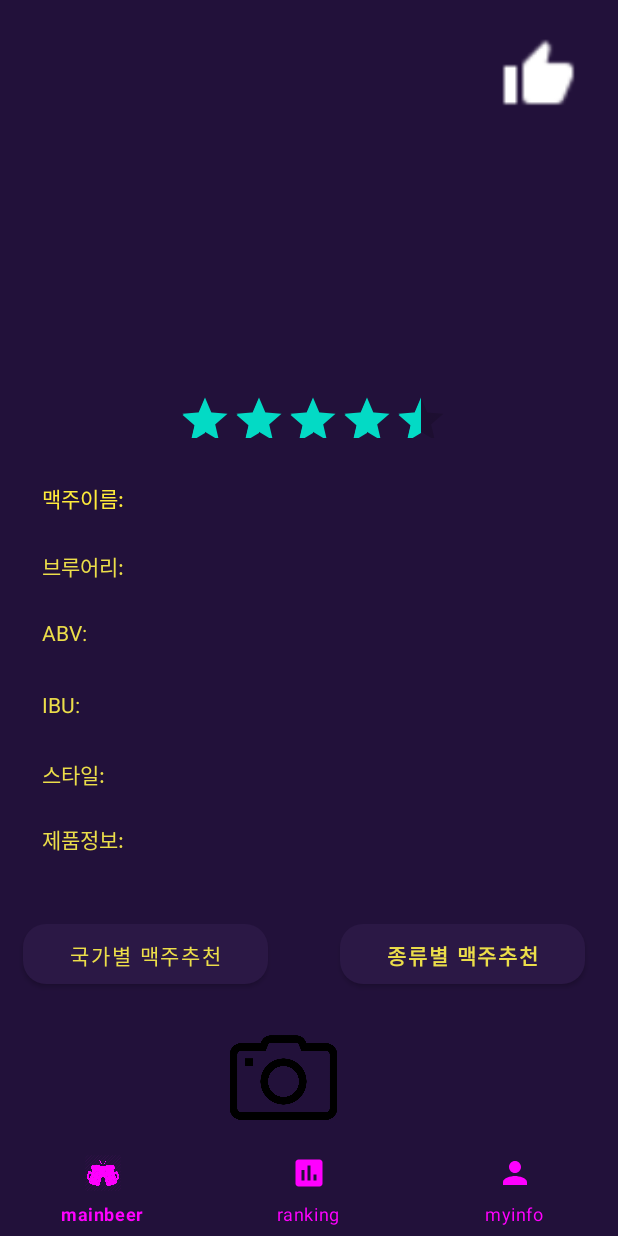
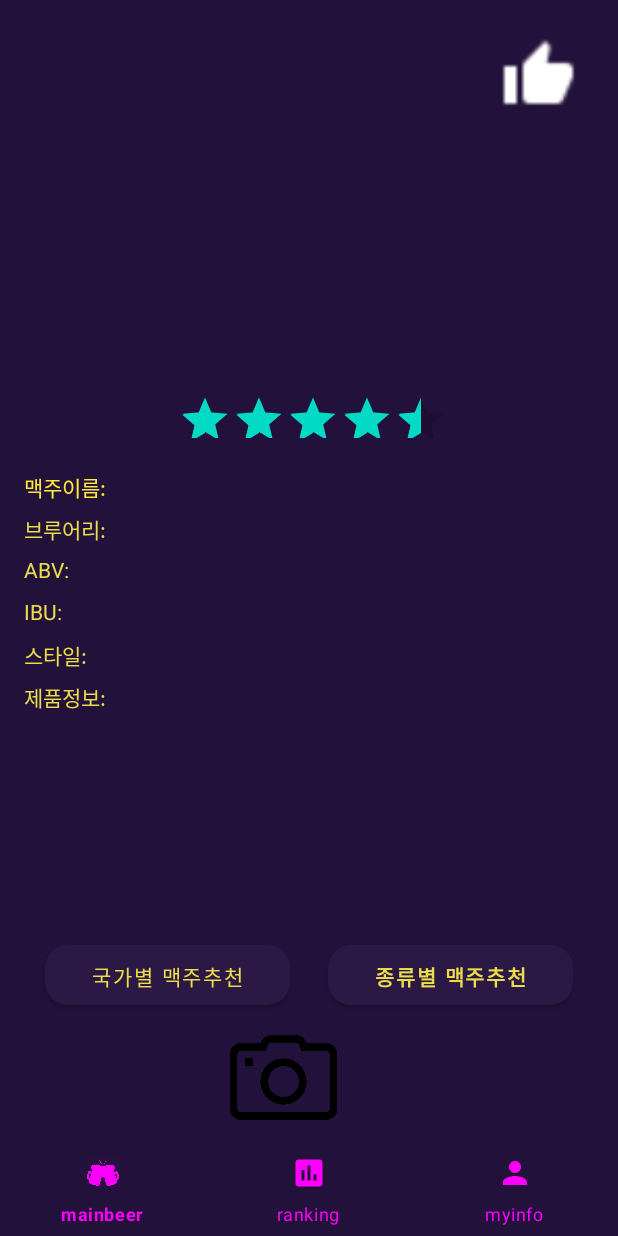
Before and after one commit to JudasKiss/Be_a_Beer, an Android app: the RecommendBeer screen opened directly, with no data from a screen before it, on a phone screen of 412 x 824 dp. Run offline under Robolectric (Android 15) with nearby library versions, the phone set to English and light mode, and no system bars; our stand-ins replace Firebase (no records; nobody signed in at launch, a user with empty details on screens opened directly), Picasso; pictures from the network do not load.

Commit message:
간단한거

```diff
--- a/app/src/main/res/layout/activity_ranking.xml
+++ b/app/src/main/res/layout/activity_ranking.xml
@@ -34,9 +34,9 @@
 
                 <TextView
                     android:id="@+id/textView4"
-                    android:layout_width="207dp"
+                    android:layout_width="297dp"
                     android:layout_height="40dp"
-                    android:text="지난주 TOP 10"
+                    android:text="최고의 맥주 TOP 10"
                     android:textColor="@color/yellow"
                     android:textSize="30sp"
                     app:layout_constraintBottom_toBottomOf="parent"
--- a/app/src/main/res/layout/activity_recommend_beer.xml
+++ b/app/src/main/res/layout/activity_recommend_beer.xml
@@ -87,16 +87,11 @@
                 android:id="@+id/beerTitleText"
                 android:layout_width="250dp"
                 android:layout_height="20dp"
-                android:layout_marginStart="16dp"
-                android:layout_marginLeft="16dp"
-                android:layout_marginTop="2dp"
-                android:layout_marginEnd="54dp"
-                android:layout_marginRight="54dp"
-                android:layout_marginBottom="4dp"
+                android:layout_marginStart="28dp"
+                android:layout_marginLeft="28dp"
+                android:layout_marginTop="14dp"
                 android:text=""
                 android:textColor="#FFEB3B"
-                app:layout_constraintBottom_toTopOf="@+id/beerCompanyText"
-                app:layout_constraintEnd_toEndOf="parent"
                 app:layout_constraintStart_toEndOf="@+id/beerTitle"
                 app:layout_constraintTop_toTopOf="parent" />
 
@@ -104,17 +99,12 @@
                 android:id="@+id/beerStyle"
                 android:layout_width="80dp"
                 android:layout_height="20dp"
-                android:layout_marginStart="60dp"
-                android:layout_marginLeft="60dp"
-                android:layout_marginTop="4dp"
-                android:layout_marginEnd="16dp"
-                android:layout_marginRight="16dp"
-                android:layout_marginBottom="2dp"
+                android:layout_marginStart="16dp"
+                android:layout_marginLeft="16dp"
+                android:layout_marginTop="8dp"
                 android:text="스타일:"
                 android:textColor="@color/yellow"
                 android:textColorHighlight="#FF9800"
-                app:layout_constraintBottom_toTopOf="@+id/beerInfo"
-                app:layout_constraintEnd_toStartOf="@+id/beerStyleText"
                 app:layout_constraintStart_toStartOf="parent"
                 app:layout_constraintTop_toBottomOf="@+id/beerIBU" />
 
@@ -122,17 +112,12 @@
                 android:id="@+id/beerCompany"
                 android:layout_width="80dp"
                 android:layout_height="20dp"
-                android:layout_marginStart="60dp"
-                android:layout_marginLeft="60dp"
-                android:layout_marginTop="2dp"
-                android:layout_marginEnd="16dp"
-                android:layout_marginRight="16dp"
-                android:layout_marginBottom="4dp"
+                android:layout_marginStart="16dp"
+                android:layout_marginLeft="16dp"
+                android:layout_marginTop="8dp"
                 android:text="브루어리:"
                 android:textColor="@color/yellow"
                 android:textColorHighlight="#FF9800"
-                app:layout_constraintBottom_toTopOf="@+id/beerABV"
-                app:layout_constraintEnd_toStartOf="@+id/beerCompanyText"
                 app:layout_constraintStart_toStartOf="parent"
                 app:layout_constraintTop_toBottomOf="@+id/beerTitle" />
 
@@ -140,17 +125,12 @@
                 android:id="@+id/beerABV"
                 android:layout_width="80dp"
                 android:layout_height="20dp"
-                android:layout_marginStart="60dp"
-                android:layout_marginLeft="60dp"
-                android:layout_marginTop="2dp"
-                android:layout_marginEnd="16dp"
-                android:layout_marginRight="16dp"
-                android:layout_marginBottom="4dp"
+                android:layout_marginStart="16dp"
+                android:layout_marginLeft="16dp"
+                android:layout_marginTop="8dp"
                 android:text="ABV:"
                 android:textColor="@color/yellow"
                 android:textColorHighlight="#FF9800"
-                app:layout_constraintBottom_toTopOf="@+id/beerIBU"
-                app:layout_constraintEnd_toStartOf="@+id/beerABVText"
                 app:layout_constraintStart_toStartOf="parent"
                 app:layout_constraintTop_toBottomOf="@+id/beerCompany" />
 
@@ -158,17 +138,12 @@
                 android:id="@+id/beerIBU"
                 android:layout_width="80dp"
                 android:layout_height="20dp"
-                android:layout_marginStart="60dp"
-                android:layout_marginLeft="60dp"
-                android:layout_marginTop="4dp"
-                android:layout_marginEnd="16dp"
-                android:layout_marginRight="16dp"
-                android:layout_marginBottom="2dp"
+                android:layout_marginStart="16dp"
+                android:layout_marginLeft="16dp"
+                android:layout_marginTop="8dp"
                 android:text="IBU:"
                 android:textColor="@color/yellow"
                 android:textColorHighlight="#FF9800"
-                app:layout_constraintBottom_toTopOf="@+id/beerStyle"
-                app:layout_constraintEnd_toStartOf="@+id/beerIBUText"
                 app:layout_constraintStart_toStartOf="parent"
                 app:layout_constraintTop_toBottomOf="@+id/beerABV" />
 
@@ -176,17 +151,12 @@
                 android:id="@+id/beerTitle"
                 android:layout_width="80dp"
                 android:layout_height="20dp"
-                android:layout_marginStart="60dp"
-                android:layout_marginLeft="60dp"
-                android:layout_marginTop="2dp"
-                android:layout_marginEnd="16dp"
-                android:layout_marginRight="16dp"
-                android:layout_marginBottom="4dp"
+                android:layout_marginStart="16dp"
+                android:layout_marginLeft="16dp"
+                android:layout_marginTop="14dp"
                 android:text="맥주이름:"
                 android:textColor="#FFEB3B"
                 android:textColorHighlight="#FF9800"
-                app:layout_constraintBottom_toTopOf="@+id/beerCompany"
-                app:layout_constraintEnd_toStartOf="@+id/beerTitleText"
                 app:layout_constraintStart_toStartOf="parent"
                 app:layout_constraintTop_toTopOf="parent" />
 
@@ -194,16 +164,11 @@
                 android:id="@+id/beerCompanyText"
                 android:layout_width="250dp"
                 android:layout_height="20dp"
-                android:layout_marginStart="16dp"
-                android:layout_marginLeft="16dp"
-                android:layout_marginTop="2dp"
-                android:layout_marginEnd="54dp"
-                android:layout_marginRight="54dp"
-                android:layout_marginBottom="4dp"
+                android:layout_marginStart="28dp"
+                android:layout_marginLeft="28dp"
+                android:layout_marginTop="8dp"
                 android:text=""
                 android:textColor="@color/yellow"
-                app:layout_constraintBottom_toTopOf="@+id/beerABVText"
-                app:layout_constraintEnd_toEndOf="parent"
                 app:layout_constraintStart_toEndOf="@+id/beerCompany"
                 app:layout_constraintTop_toBottomOf="@+id/beerTitleText" />
 
@@ -211,16 +176,11 @@
                 android:id="@+id/beerIBUText"
                 android:layout_width="250dp"
                 android:layout_height="20dp"
-                android:layout_marginStart="16dp"
-                android:layout_marginLeft="16dp"
-                android:layout_marginTop="2dp"
-                android:layout_marginEnd="54dp"
-                android:layout_marginRight="54dp"
-                android:layout_marginBottom="4dp"
+                android:layout_marginStart="28dp"
+                android:layout_marginLeft="28dp"
+                android:layout_marginTop="8dp"
                 android:text=""
                 android:textColor="@color/yellow"
-                app:layout_constraintBottom_toTopOf="@+id/beerStyleText"
-                app:layout_constraintEnd_toEndOf="parent"
                 app:layout_constraintStart_toEndOf="@+id/beerIBU"
                 app:layout_constraintTop_toBottomOf="@+id/beerABVText" />
 
@@ -228,16 +188,11 @@
                 android:id="@+id/beerStyleText"
                 android:layout_width="250dp"
                 android:layout_height="20dp"
-                android:layout_marginStart="16dp"
-                android:layout_marginLeft="16dp"
-                android:layout_marginTop="2dp"
-                android:layout_marginEnd="54dp"
-                android:layout_marginRight="54dp"
-                android:layout_marginBottom="4dp"
+                android:layout_marginStart="28dp"
+                android:layout_marginLeft="28dp"
+                android:layout_marginTop="8dp"
                 android:text=""
                 android:textColor="@color/yellow"
-                app:layout_constraintBottom_toTopOf="@+id/beerInfoText"
-                app:layout_constraintEnd_toEndOf="parent"
                 app:layout_constraintStart_toEndOf="@+id/beerStyle"
                 app:layout_constraintTop_toBottomOf="@+id/beerIBUText" />
 
@@ -245,17 +200,12 @@
                 android:id="@+id/beerInfoText"
                 android:layout_width="250dp"
                 android:layout_height="20dp"
-                android:layout_marginStart="16dp"
-                android:layout_marginLeft="16dp"
-                android:layout_marginTop="2dp"
-                android:layout_marginEnd="54dp"
-                android:layout_marginRight="54dp"
-                android:layout_marginBottom="4dp"
+                android:layout_marginStart="28dp"
+                android:layout_marginLeft="28dp"
+                android:layout_marginTop="8dp"
                 android:text=""
                 android:textColor="@color/yellow"
                 android:textSize="14sp"
-                app:layout_constraintBottom_toBottomOf="parent"
-                app:layout_constraintEnd_toEndOf="parent"
                 app:layout_constraintStart_toEndOf="@+id/beerInfo"
                 app:layout_constraintTop_toBottomOf="@+id/beerStyleText" />
 
@@ -263,17 +213,12 @@
                 android:id="@+id/beerInfo"
                 android:layout_width="80dp"
                 android:layout_height="20dp"
-                android:layout_marginStart="60dp"
-                android:layout_marginLeft="60dp"
-                android:layout_marginTop="2dp"
-                android:layout_marginEnd="16dp"
-                android:layout_marginRight="16dp"
-                android:layout_marginBottom="4dp"
+                android:layout_marginStart="16dp"
+                android:layout_marginLeft="16dp"
+                android:layout_marginTop="8dp"
                 android:text="제품정보:"
                 android:textColor="@color/yellow"
                 android:textColorHighlight="#FF9800"
-                app:layout_constraintBottom_toBottomOf="parent"
-                app:layout_constraintEnd_toStartOf="@+id/beerInfoText"
                 app:layout_constraintStart_toStartOf="parent"
                 app:layout_constraintTop_toBottomOf="@+id/beerStyle" />
 
@@ -281,25 +226,13 @@
                 android:id="@+id/beerABVText"
                 android:layout_width="250dp"
                 android:layout_height="20dp"
-                android:layout_marginStart="16dp"
-                android:layout_marginLeft="16dp"
-                android:layout_marginTop="2dp"
-                android:layout_marginEnd="54dp"
-                android:layout_marginRight="54dp"
-                android:layout_marginBottom="4dp"
+                android:layout_marginStart="28dp"
+                android:layout_marginLeft="28dp"
+                android:layout_marginTop="8dp"
                 android:text=""
                 android:textColor="@color/yellow"
-                app:layout_constraintBottom_toTopOf="@+id/beerIBUText"
-                app:layout_constraintEnd_toEndOf="parent"
                 app:layout_constraintStart_toEndOf="@+id/beerABV"
                 app:layout_constraintTop_toBottomOf="@+id/beerCompanyText" />
-
-        </androidx.constraintlayout.widget.ConstraintLayout>
-
-        <androidx.constraintlayout.widget.ConstraintLayout
-            android:layout_width="match_parent"
-            android:layout_height="0dp"
-            android:layout_weight="2">
 
             <Button
                 android:id="@+id/button"
@@ -307,26 +240,23 @@
                 android:layout_height="40dp"
                 android:layout_marginStart="30dp"
                 android:layout_marginLeft="30dp"
-                android:layout_marginEnd="48dp"
-                android:layout_marginRight="48dp"
+                android:layout_marginBottom="10dp"
                 android:background="@drawable/round_corner"
                 android:text="국가별 맥주추천"
                 android:textColor="@color/yellow"
                 android:textSize="14sp"
                 app:backgroundTint="#FF2B1845"
                 app:layout_constraintBottom_toBottomOf="parent"
-                app:layout_constraintEnd_toStartOf="@+id/button2"
                 app:layout_constraintStart_toStartOf="parent"
-                app:layout_constraintTop_toTopOf="parent"
-                app:layout_constraintVertical_bias="0.506"
                 tools:textStyle="bold" />
 
             <Button
                 android:id="@+id/button2"
                 android:layout_width="163dp"
                 android:layout_height="40dp"
-                android:layout_marginEnd="37dp"
-                android:layout_marginRight="37dp"
+                android:layout_marginEnd="30dp"
+                android:layout_marginRight="30dp"
+                android:layout_marginBottom="10dp"
                 android:background="@drawable/round_corner"
                 android:text="종류별 맥주추천"
                 android:textColor="@color/yellow"
@@ -334,9 +264,8 @@
                 android:textStyle="bold"
                 app:backgroundTint="#FF2B1845"
                 app:layout_constraintBottom_toBottomOf="parent"
-                app:layout_constraintEnd_toEndOf="parent"
-                app:layout_constraintStart_toEndOf="@+id/button"
-                app:layout_constraintTop_toTopOf="parent" />
+                app:layout_constraintEnd_toEndOf="parent" />
+
         </androidx.constraintlayout.widget.ConstraintLayout>
 
     </LinearLayout>
```
